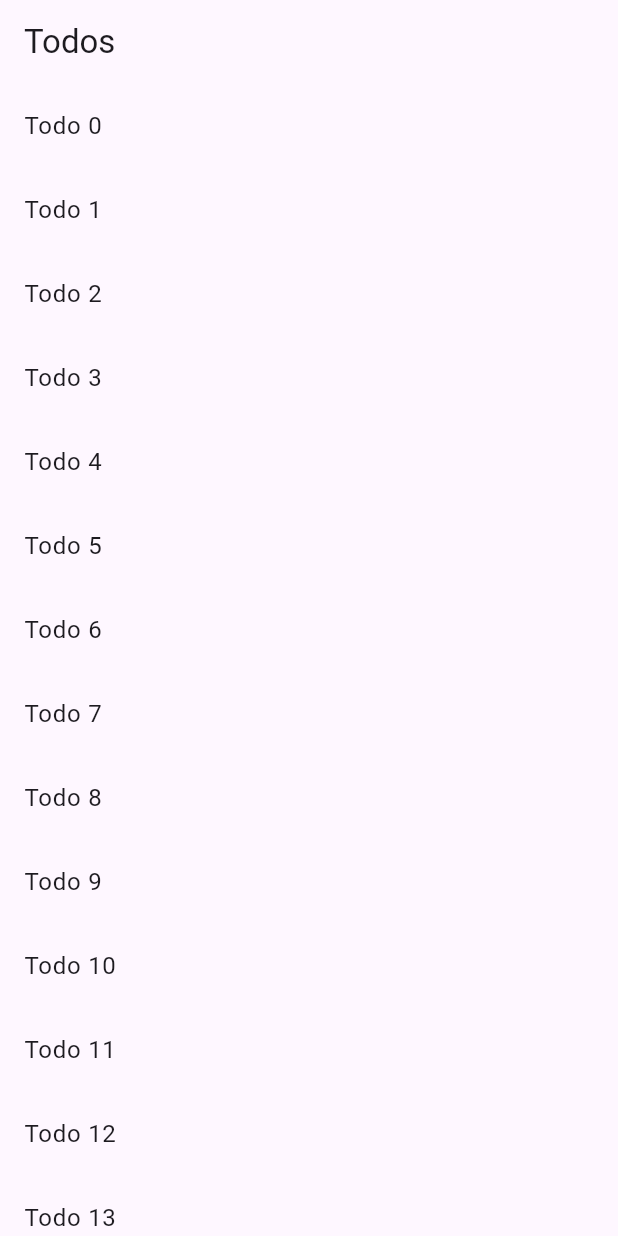
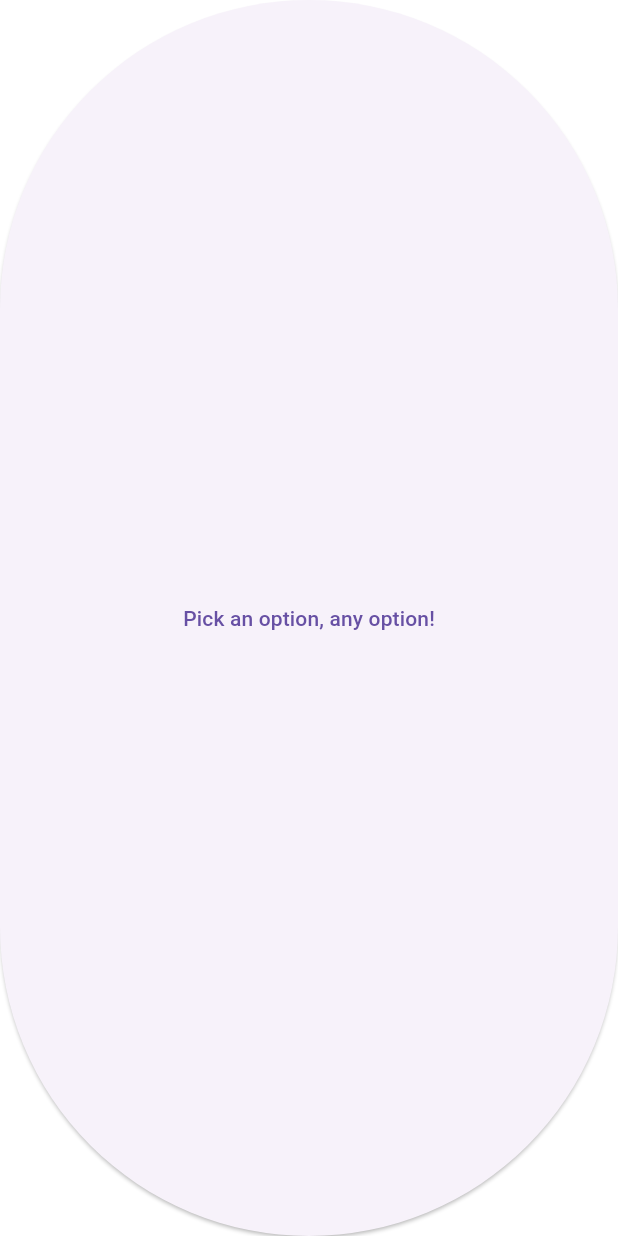
Before and after one commit to Do2304/testFlutter, a Flutter app: the screen it shows after launch, on a phone screen of 412 x 824 dp. Run offline on Flutter 3.47's test engine with Material 3 defaults, Android fonts, the phone set to English and light mode, and no system bars.

```diff
--- a/test_flutter/lib/main.dart
+++ b/test_flutter/lib/main.dart
@@ -5,6 +5,7 @@ import './navigation/animateAWidgetAcrossScreens/twoScreens.dart';
 import './navigation/navigateWithNamedRoutes/threeScreens.dart';
 import './navigation/navigateToANewScreenAndBack/twoScreens.dart';
 import './navigation/sendDataToANewScreen/sendDatatoScreenNew.dart';
+import './navigation/returnData/returnData.dart';
 
 void main() {
   runApp(const MyApp());
@@ -22,16 +23,16 @@ class MyApp extends StatelessWidget {
       //   '/second': (context) => const SecondScreen(),
       //   '/third': (context) => const thirdScreen(),
       // },
-      // home: const FirstRoute(),
-      home: TodosScreen(
-        todos: List.generate(
-          20,
-          (i) => Todo(
-            'Todo $i',
-            'A description of what needs to be done for Todo $i',
-          ),
-        ),
-      ),
+      home: const SelectionButton(),
+      // home: TodosScreen(
+      //   todos: List.generate(
+      //     20,
+      //     (i) => Todo(
+      //       'Todo $i',
+      //       'A description of what needs to be done for Todo $i',
+      //     ),
+      //   ),
+      // ),
     );
   }
 }
```
Also changed, not shown: test_flutter/lib/navigation/returnData/returnData.dart (added, +70 -0 lines).
